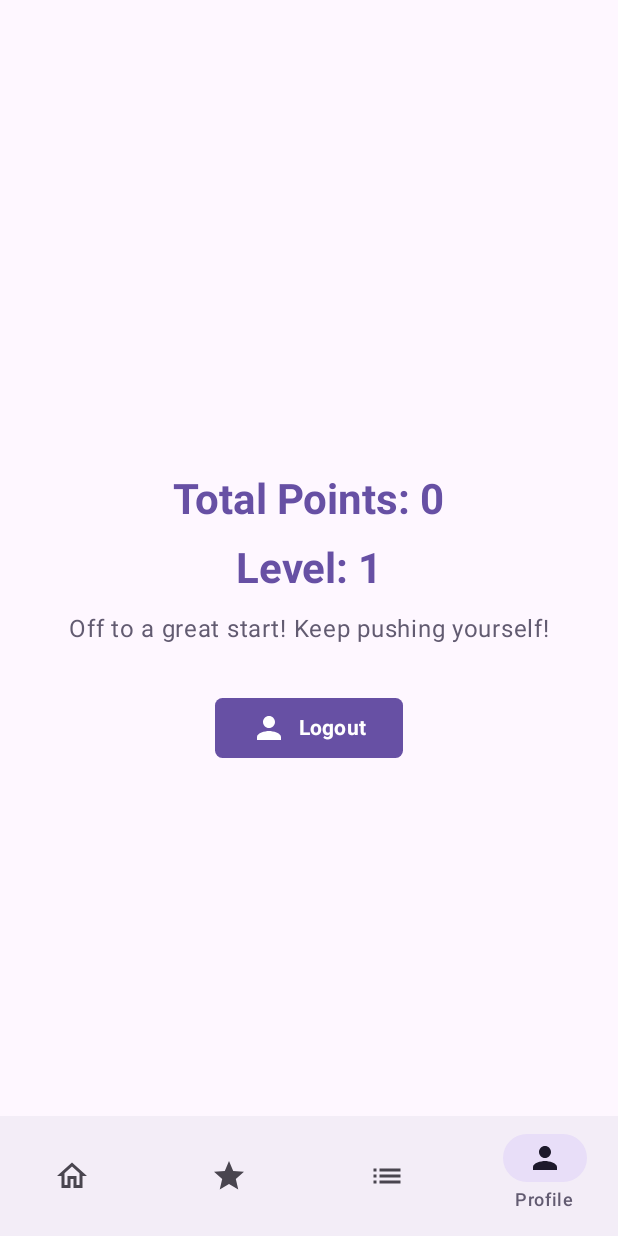
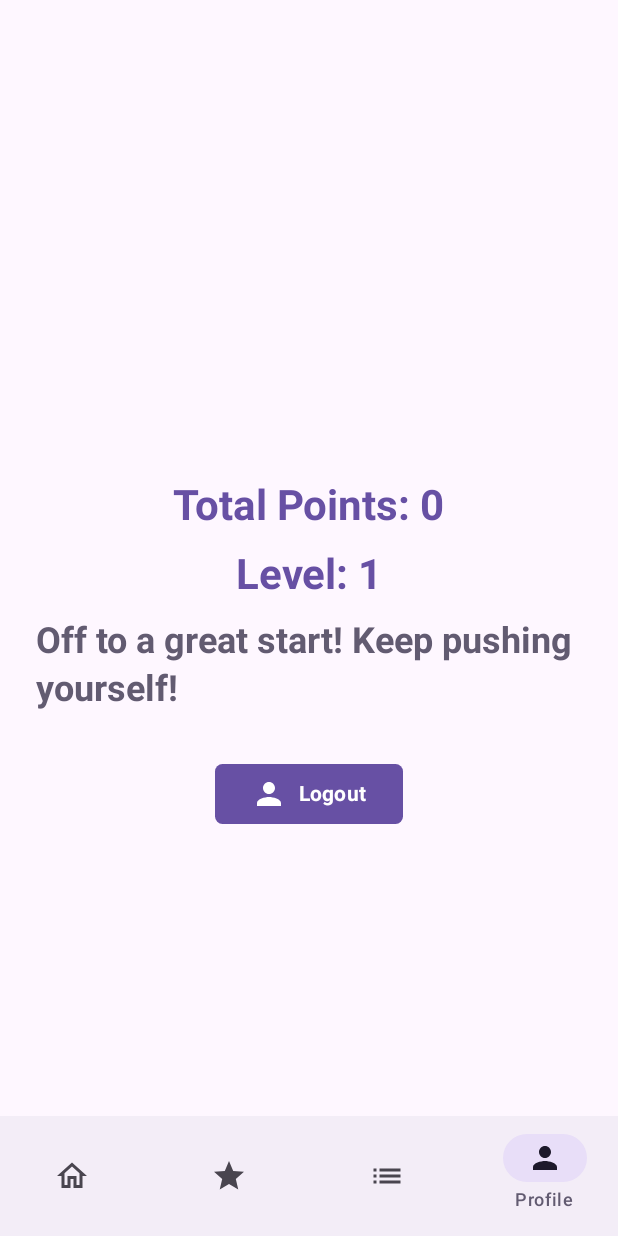
Before and after one commit to rmonzon14/Train-Tracks, an Android app built with Jetpack Compose: the screen it shows after launch once a user with an empty profile is signed in (MainActivity), item 4 of the bottom bar chosen, on a phone screen of 412 x 824 dp. Run offline under Robolectric (Android 15) with nearby library versions, the phone set to English and light mode, and no system bars; our stand-ins replace Firebase (no records; nobody signed in at launch, a user with empty details on screens opened directly).

Commit message:
Improved UI/UX

```diff
--- a/app/src/main/java/com/example/traintracks/screens/ProfileScreen.kt
+++ b/app/src/main/java/com/example/traintracks/screens/ProfileScreen.kt
@@ -91,6 +91,15 @@ fun ProfileScreen() {
         verticalArrangement = Arrangement.Center,
         horizontalAlignment = Alignment.CenterHorizontally
     ) {
+        Text(
+            text = "${currentUser?.email ?: "User"}",
+            style = MaterialTheme.typography.headlineMedium,
+            fontWeight = FontWeight.Bold,
+            color = MaterialTheme.colorScheme.primary
+        )
+
+        Spacer(Modifier.height(12.dp))
+
         // Display the total points and level
         Text(
             text = "Total Points: ${totalPoints.value}",
@@ -112,7 +121,8 @@ fun ProfileScreen() {
 
         Text(
             text = levelMessage.value,
-            style = MaterialTheme.typography.bodyLarge,
+            style = MaterialTheme.typography.headlineSmall,
+            fontWeight = FontWeight.Bold,
             color = MaterialTheme.colorScheme.secondary
         )
 
```
